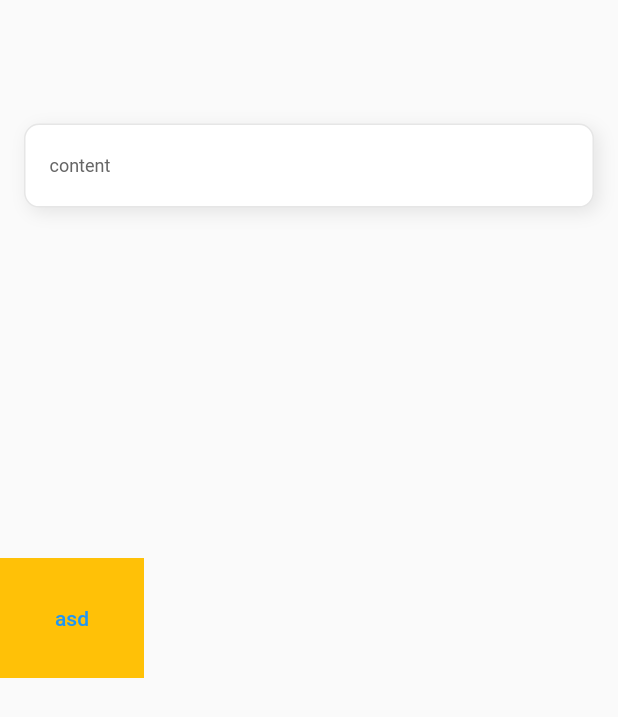
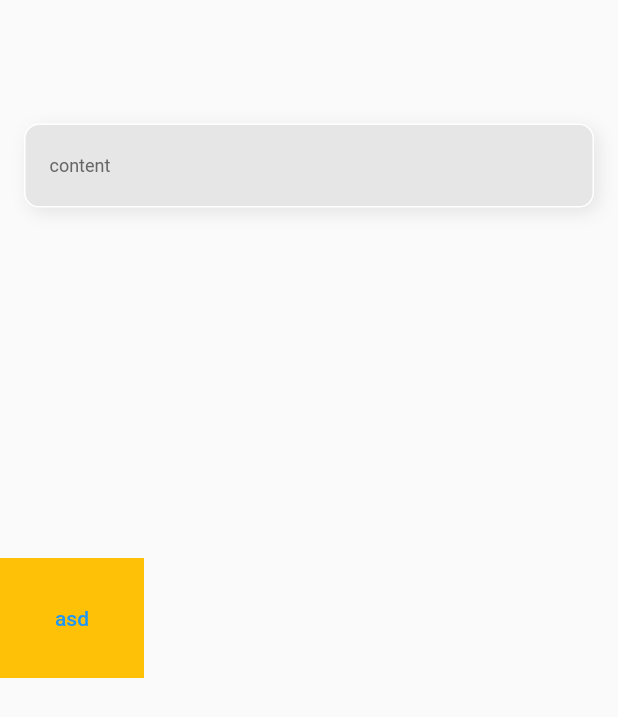
Before and after one commit to sniperfactory-official/sfac-designkit-flutter, a Flutter app: the screen it shows after launch, after a tap on "asd", on a phone screen of 412 x 824 dp. Shown: the top 717 px of the screen. Run offline on Flutter 3.47's test engine with Material 2 defaults, Android fonts, the phone set to English and light mode, and no system bars; our stand-ins replace flutter_svg; Roboto replaces fonts that are missing (PretendardRegular).

Commit message:
juno, Refactor:: toastColor, borderColor 변수 재할당, 주황색 밑줄 제거 완료 ^0^ #76

```diff
--- a/lib/widgets/toast/toast.dart
+++ b/lib/widgets/toast/toast.dart
@@ -4,7 +4,7 @@ import 'package:sfac_design_flutter/sfac_design_flutter.dart';
 enum SFToastStatus { withAction, withTitle, simple, error, success }
 
 class SFToast extends StatefulWidget {
-  SFToast({
+  const SFToast({
     super.key,
     this.top,
     this.left,
@@ -58,10 +58,10 @@ class SFToast extends StatefulWidget {
   final Color? contentColor;
 
   // Toast 배경색, status가 success, error일 땐 사용불가
-  Color toastColor;
+  final Color toastColor;
 
   // Toast 테두리 색, status가 success, error일 땐 사용불가
-  Color borderColor;
+  final Color borderColor;
 
   // Button의 텍스트
   final String? buttonText;
@@ -141,7 +141,8 @@ class _SFToastState extends State<SFToast> with SingleTickerProviderStateMixin {
     bool isButtonEnabled = false;
     bool isTitleEnable = false;
     Color statusTextColor = SFColor.grayScale60;
-
+    Color toastColor = widget.toastColor;
+    Color borderColor = widget.borderColor;
     switch (widget.status) {
       case SFToastStatus.withAction:
         isButtonEnabled = true;
@@ -154,13 +155,13 @@ class _SFToastState extends State<SFToast> with SingleTickerProviderStateMixin {
         break;
       case SFToastStatus.success:
         statusTextColor = SFColor.green;
-        widget.borderColor = SFColor.green;
-        widget.toastColor = const Color(0xffF4FBF5);
+        toastColor = SFColor.green;
+        borderColor = const Color(0xffF4FBF5);
         break;
       case SFToastStatus.error:
         statusTextColor = SFColor.red;
-        widget.borderColor = SFColor.red;
-        widget.toastColor = const Color(0xffFFF4F4);
+        toastColor = SFColor.red;
+        borderColor = const Color(0xffFFF4F4);
         break;
       default:
         break;
@@ -186,10 +187,10 @@ class _SFToastState extends State<SFToast> with SingleTickerProviderStateMixin {
                   blurRadius: 9,
                 )
               ],
-              color: widget.toastColor,
+              color: borderColor,
               borderRadius: widget.toastRadius ?? BorderRadius.circular(10.0),
               border: Border.all(
-                color: widget.borderColor,
+                color: toastColor,
               ),
             ),
             child: Row(
```
